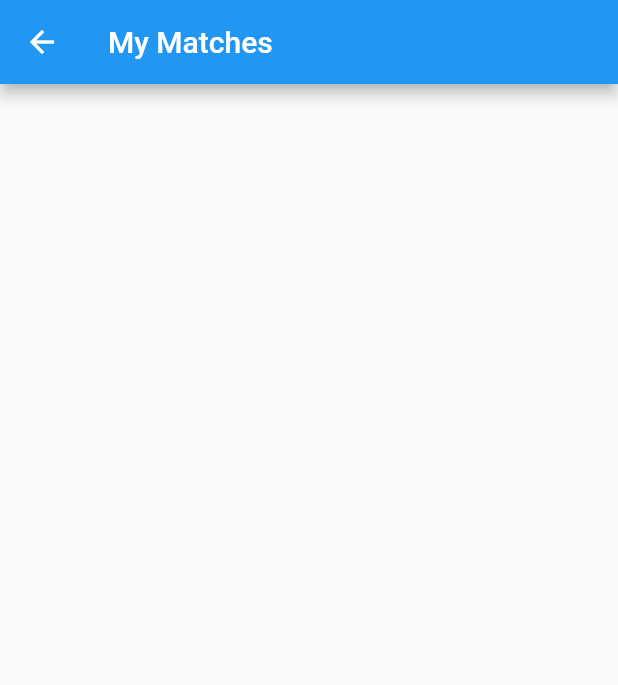
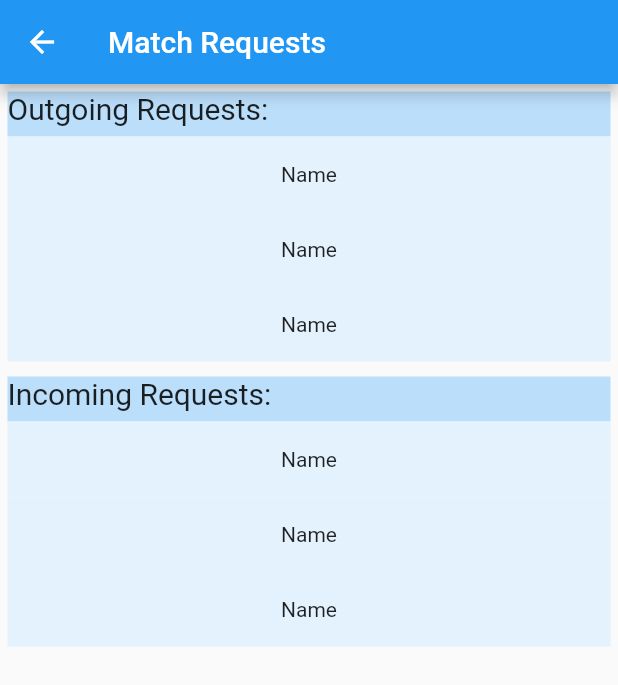
Before and after one commit to 20iyerd/hack_mit_2020, a Flutter app: the OtherMatches screen opened directly, on a phone screen of 412 x 824 dp. Shown: the top 685 px of the screen. Run offline on Flutter 3.47's test engine with Material 2 defaults, Android fonts, the phone set to English and light mode, and no system bars; our stand-ins replace cloud_firestore, firebase_auth, firebase_core; missing offline and left inert: multiselect_formfield; accounts and stored records are empty.

Commit message:
updated match requests page

```diff
--- a/lib/backdrop.dart
+++ b/lib/backdrop.dart
@@ -133,16 +133,6 @@ class Profile extends StatefulWidget{
 }
 
 class _ProfileState extends State<Profile> {
-  // student
- /* String name;
-  String school;
-  String grade;
-  String subjects;
-  String experience;
-  String skills;
-  String preferences; //time, class size, class grade, time commitment
-  // teacher: Name, School, Grade, Subject(s), Preferences (experience, skills time commitment)
-  String classSize; */
   @override
   Widget build(BuildContext context) {
     final ThemeData theme = Theme.of(context);
@@ -157,6 +147,7 @@ class _ProfileState extends State<Profile> {
           ),
           // body contains name, subject, preferences, etc
           body: Center(
+              child: SingleChildScrollView(
                 child: Column(children: <Widget>[
                   SizedBox(
                     height: 28,
@@ -317,7 +308,12 @@ class _ProfileState extends State<Profile> {
                       fontSize: 16.0,
                     ),
                   ),
+                  SizedBox(
+                    height: 10.0,
+                  )
                 ]),
+              )
+
     ),
     );
 
@@ -373,38 +369,6 @@ class _DashboardState extends State<Dashboard> {
                   ),
                   SizedBox(
                     height: 50,
-                  ),
-                  Container(
-                    alignment: Alignment.center,
-                    width: 300.0,
-                    height: 100.0,
-                    color: Colors.blue,
-                    child: Text(
-                      "Teacher Name",
-                      style: TextStyle(
-                        color: Colors.white,
-                        fontSize: 25.0,
-                      ),
-                    ),
-                  ),
-                  SizedBox(
-                    height: 10.0,
-                  ),
-                  Container(
-                    alignment: Alignment.center,
-                    width: 300.0,
-                    height: 100.0,
-                    color: Colors.blue,
-                    child: Text(
-                      "Teacher Name",
-                      style: TextStyle(
-                        color: Colors.white,
-                        fontSize: 25.0,
-                      ),
-                    ),
-                  ),
-                  SizedBox(
-                    height: 10.0,
                   ),
                   Container(
                     alignment: Alignment.center,
@@ -527,22 +491,6 @@ class _DashboardState extends State<Dashboard> {
                       ),
                     ),
                   ),
-                  SizedBox(
-                    height: 10.0,
-                  ),
-                  Container(
-                    alignment: Alignment.center,
-                    width: 300.0,
-                    height: 100.0,
-                    color: Colors.blue,
-                    child: Text(
-                      "Student Name",
-                      style: TextStyle(
-                        color: Colors.white,
-                        fontSize: 25.0,
-                      ),
-                    ),
-                  ),
               ],
             )
         ),
@@ -573,8 +521,66 @@ class _OtherMatchesState extends State<OtherMatches> {
   Widget build(BuildContext context) {
     return Scaffold(
       appBar: AppBar(
-        title: const Text('My Matches'),
+        title: const Text('Match Requests'),
       ),
+      body: ListView(
+        padding: const EdgeInsets.all(5),
+        children: <Widget>[
+          Container(
+            height: 30,
+            color: Colors.blue[100],
+            child: Text(
+              "Outgoing Requests:",
+              style: TextStyle(
+                fontSize: 20,
+              ),
+            ),
+          ),
+          Container(
+            height: 50,
+            color: Colors.blue[50],
+            child: const Center(child: Text('Name')),
+          ),
+          Container(
+            height: 50,
+            color: Colors.blue[50],
+            child: const Center(child: Text('Name')),
+          ),
+          Container(
+            height: 50,
+            color: Colors.blue[50],
+            child: const Center(child: Text('Name')),
+          ),
+          SizedBox(
+            height: 10,
+          ),
+          Container(
+            height: 30,
+            color: Colors.blue[100],
+            child: Text(
+              "Incoming Requests:",
+              style: TextStyle(
+                fontSize: 20,
+              ),
+            ),
+          ),
+          Container(
+            height: 50,
+            color: Colors.blue[50],
+            child: const Center(child: Text('Name')),
+          ),
+          Container(
+            height: 50,
+            color: Colors.blue[50],
+            child: const Center(child: Text('Name')),
+          ),
+          Container(
+            height: 50,
+            color: Colors.blue[50],
+            child: const Center(child: Text('Name')),
+          ),
+        ],
+      )
     );
 
   }
--- a/pubspec.yaml
+++ b/pubspec.yaml
@@ -32,6 +32,8 @@ dependencies:
   firebase_storage: ^4.0.0
   firebase_messaging: ^7.0.0
   cloud_firestore: 0.14.0
+  multiselect_formfield: ^0.1.3
+  google_fonts: ^0.2.0
 
   # The following adds the Cupertino Icons font to your application.
   # Use with the CupertinoIcons class for iOS style icons.
```
Lines whose indentation alone changed are shown as unchanged.
